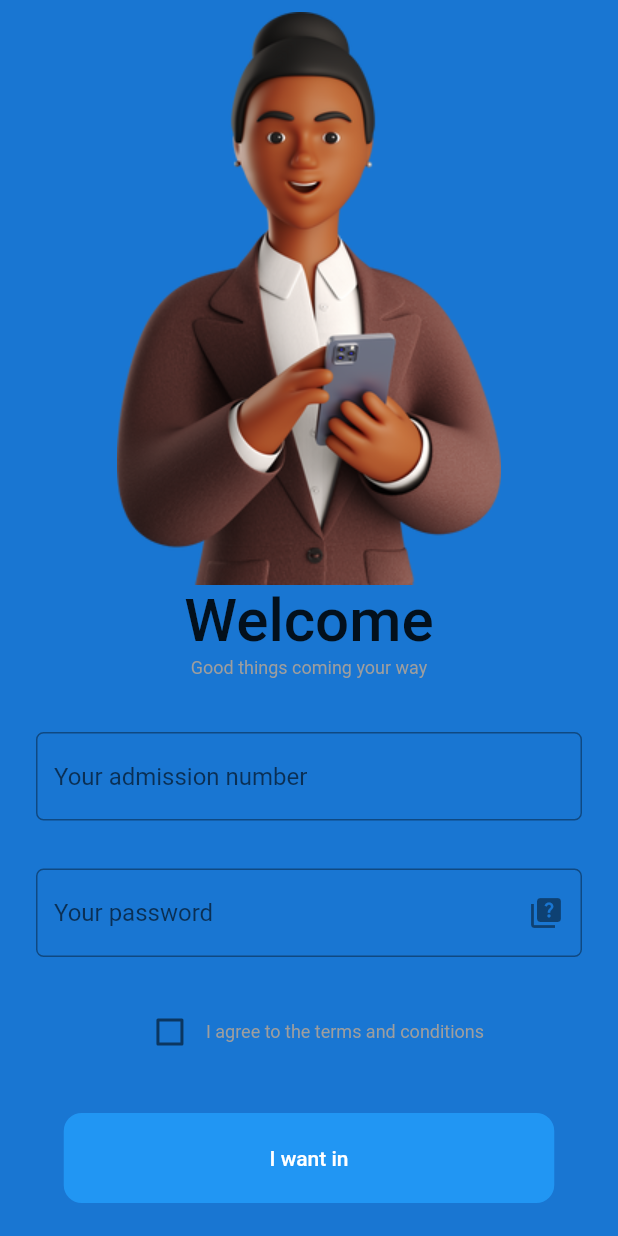
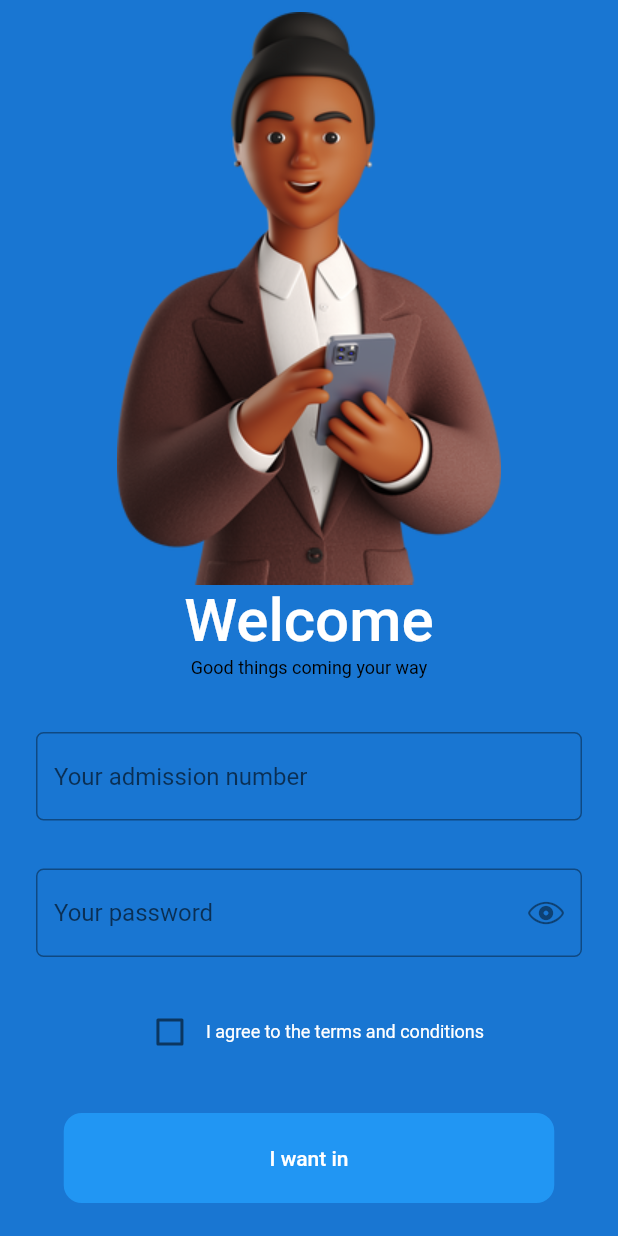
Before and after one commit to IamMuuo/academia, a Flutter app: the screen it shows after launch, after a tap on "Get Started", on a phone screen of 412 x 824 dp. Run offline on Flutter 3.47's test engine with Material 2 defaults, Android fonts, the phone set to English and light mode, and no system bars; our stand-ins replace table_calendar; Roboto replaces fonts that are missing (Poppins).

Commit message:
Retouched the onboarding and login screen

```diff
--- a/lib/pages/intro_page.dart
+++ b/lib/pages/intro_page.dart
@@ -26,6 +26,7 @@ class IntroPage extends StatelessWidget {
                 textAlign: TextAlign.center,
                 style: TextStyle(
                   fontSize: 50,
+                  color: Colors.black87,
                   fontFamily: 'Poppins',
                   fontWeight: FontWeight.w600,
                 ),
--- a/lib/pages/login_page.dart
+++ b/lib/pages/login_page.dart
@@ -1,4 +1,5 @@
 import 'package:academia/pages/home_page.dart';
+import 'package:flutter/cupertino.dart';
 import 'package:flutter/material.dart';
 
 class LoginPage extends StatefulWidget {
@@ -9,8 +10,8 @@ class LoginPage extends StatefulWidget {
 }
 
 class _LoginPageState extends State<LoginPage> {
-  TextEditingController? _admnoController;
-  TextEditingController? _passwordController;
+  TextEditingController _admnoController = TextEditingController();
+  TextEditingController _passwordController = TextEditingController();
   bool _hiddenPasswordFlag = false;
   bool? _acceptedTerms = false;
 
@@ -32,6 +33,8 @@ class _LoginPageState extends State<LoginPage> {
     //_admnoController.dispose();
     //_passwordController.dispose();
     super.dispose();
+    _admnoController.dispose();
+    _admnoController.dispose();
   }
 
   @override
@@ -52,6 +55,7 @@ class _LoginPageState extends State<LoginPage> {
                 textAlign: TextAlign.left,
                 style: TextStyle(
                   fontSize: 40,
+                  color: Colors.white,
                   fontWeight: FontWeight.w500,
                 ),
               ),
@@ -59,9 +63,13 @@ class _LoginPageState extends State<LoginPage> {
                 padding: EdgeInsets.only(top: 1, bottom: 20),
                 child: Text(
                   'Good things coming your way',
-                  style: TextStyle(color: Colors.grey, fontSize: 12),
+                  style: TextStyle(
+                    color: Colors.black,
+                    fontSize: 12,
+                  ),
                 ),
               ),
+
               Padding(
                 padding: const EdgeInsets.all(16),
                 child: TextField(
@@ -82,12 +90,13 @@ class _LoginPageState extends State<LoginPage> {
                   decoration: InputDecoration(
                     hintText: 'Your password',
                     suffixIcon: IconButton(
-                        onPressed: () {
-                          setState(() {
-                            _hiddenPasswordFlag = !_hiddenPasswordFlag;
-                          });
-                        },
-                        icon: const Icon(Icons.quiz)),
+                      onPressed: () {
+                        setState(() {
+                          _hiddenPasswordFlag = !_hiddenPasswordFlag;
+                        });
+                      },
+                      icon: const Icon(CupertinoIcons.eye),
+                    ),
                     border: const OutlineInputBorder(
                       borderRadius: BorderRadius.all(Radius.circular(5)),
                     ),
@@ -111,7 +120,7 @@ class _LoginPageState extends State<LoginPage> {
                       softWrap: true,
                       style: TextStyle(
                         // fontWeight: FontWeight.w500,
-                        color: Colors.grey,
+                        color: Colors.white,
                         fontSize: 12,
                       ),
                     ),
```
